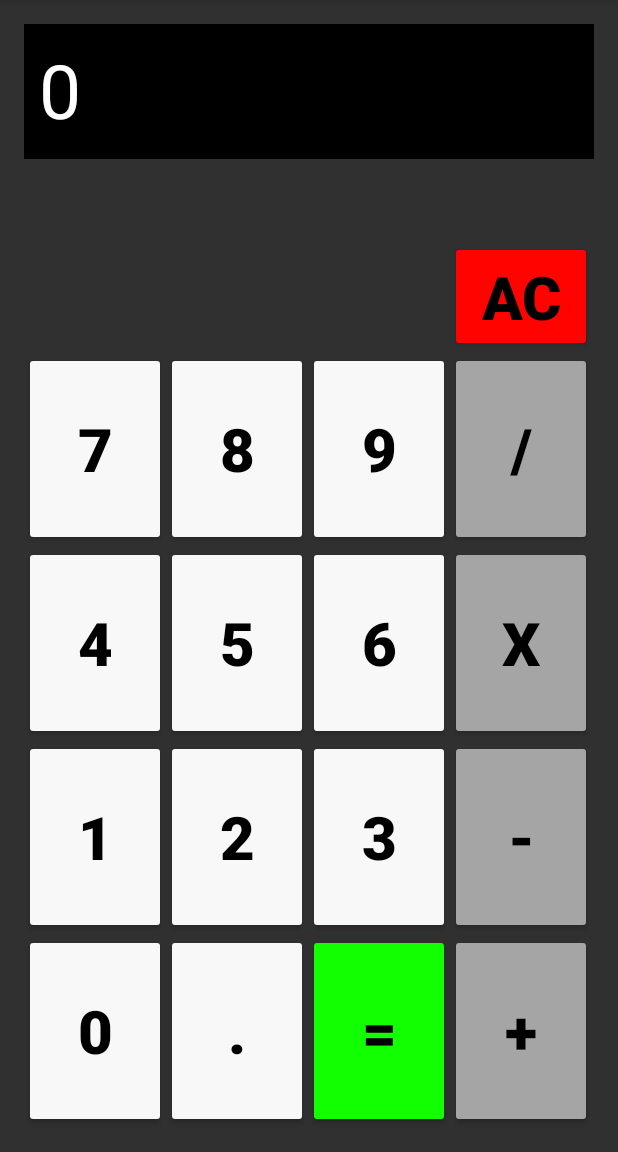
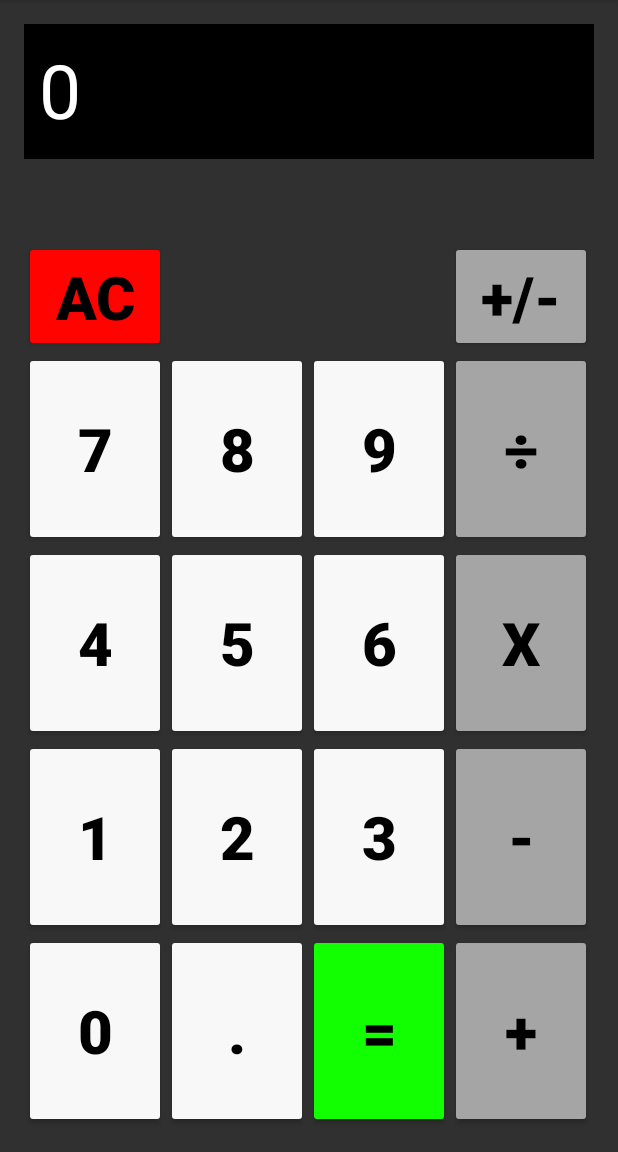
Before and after one commit to alexandergknoll/calc-pro, an Android app: the screen it shows after launch (MainActivity), on a phone screen of 412 x 824 dp, the part 84-1236 px from its top. Run offline under Robolectric (Android 15) with nearby library versions, the phone set to English and light mode, and no system bars.

Commit message:
add negate button and application launcher icons

```diff
--- a/app/src/main/AndroidManifest.xml
+++ b/app/src/main/AndroidManifest.xml
@@ -9,7 +9,9 @@
         android:theme="@style/AppTheme" >
         <activity
             android:name=".MainActivity"
-            android:label="@string/app_name" >
+            android:label="@string/app_name"
+            android:configChanges="orientation"
+            android:screenOrientation="portrait" >
             <intent-filter>
                 <action android:name="android.intent.action.MAIN" />
 
--- a/app/src/main/res/layout/activity_main.xml
+++ b/app/src/main/res/layout/activity_main.xml
@@ -17,8 +17,7 @@
         android:padding="10dp"
         android:layout_row="19"
         android:layout_column="0"
-        android:textColor="#ffffffff"
-        android:textAlignment="viewEnd" />
+        android:textColor="#ffffffff" />
 
     <TableLayout
         android:id="@+id/TableLayout01"
@@ -35,7 +34,7 @@
 
             <Button
                 android:layout_height="wrap_content"
-                android:layout_column="3"
+                android:layout_column="0"
                 android:text="AC"
                 android:id="@+id/calcAC"
                 android:layout_gravity="bottom"
@@ -43,8 +42,21 @@
                 android:textColor="#ff000000"
                 android:textStyle="bold"
                 android:clickable="true"
-                android:onClick="calcReset"
+                android:onClick="calcPressAC"
                 android:backgroundTint="#ffff0300" />
+
+            <Button
+                android:layout_height="wrap_content"
+                android:layout_column="3"
+                android:text="+/-"
+                android:id="@+id/calcPlusMinus"
+                android:layout_gravity="bottom"
+                android:textSize="40dp"
+                android:textColor="#ff000000"
+                android:textStyle="bold"
+                android:clickable="true"
+                android:onClick="calcPressNegate"
+                android:backgroundTint="#ffa5a5a5" />
 
         </TableRow>
 
@@ -96,13 +108,13 @@
                 android:id="@+id/calcDivide"
                 android:layout_height="match_parent"
                 android:layout_column="3"
-                android:text="/"
+                android:text="÷"
                 android:layout_gravity="bottom"
                 android:textSize="40dp"
                 android:textColor="#ff000000"
                 android:textStyle="bold"
                 android:clickable="true"
-                android:onClick="calcOperator"
+                android:onClick="calcPressOperator"
                 android:backgroundTint="#ffa5a5a5" />
 
         </TableRow>
@@ -161,7 +173,7 @@
                 android:textColor="#ff000000"
                 android:textStyle="bold"
                 android:clickable="true"
-                android:onClick="calcOperator"
+                android:onClick="calcPressOperator"
                 android:backgroundTint="#ffa5a5a5" />
 
         </TableRow>
@@ -220,7 +232,7 @@
                 android:textColor="#ff000000"
                 android:textStyle="bold"
                 android:clickable="true"
-                android:onClick="calcOperator"
+                android:onClick="calcPressOperator"
                 android:backgroundTint="#ffa5a5a5" />
 
         </TableRow>
@@ -266,7 +278,7 @@
                 android:textColor="#ff000000"
                 android:textStyle="bold"
                 android:clickable="true"
-                android:onClick="calcOperator"
+                android:onClick="calcPressOperator"
                 android:backgroundTint="#ff11ff00" />
 
             <Button
@@ -279,7 +291,7 @@
                 android:textColor="#ff000000"
                 android:textStyle="bold"
                 android:clickable="true"
-                android:onClick="calcOperator"
+                android:onClick="calcPressOperator"
                 android:backgroundTint="#ffa5a5a5" />
 
         </TableRow>
```
Also changed, not shown: app/src/main/java/alexandergknoll/com/calcpro/MainActivity.java (+14 -10 lines), app/src/main/res/mipmap-hdpi/ic_launcher.png, app/src/main/res/mipmap-mdpi/ic_launcher.png, app/src/main/res/mipmap-xhdpi/ic_launcher.png, app/src/main/res/mipmap-xxhdpi/ic_launcher.png, app/src/main/res/mipmap-xxxhdpi/ic_launcher.png (added).
